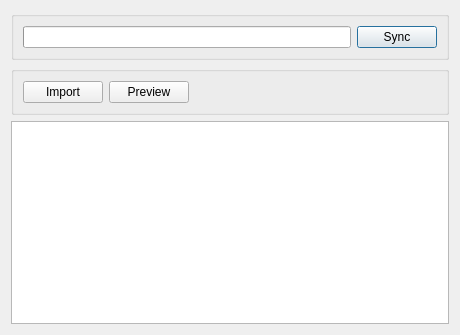
Qt form webconnection.ui (nournia/ketabkhaane) before a commit.
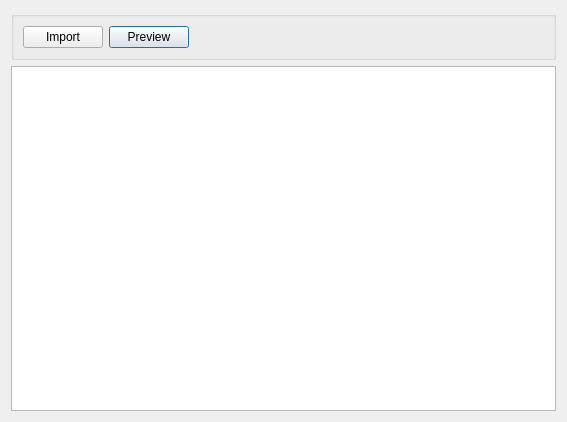
The same form after that commit. Icons and pictures are not drawn.

Commit message: put sync controls in statusbar

```diff
--- a/webconnection.ui
+++ b/webconnection.ui
@@ -6,43 +6,14 @@
    <rect>
     <x>0</x>
     <y>0</y>
-    <width>460</width>
-    <height>335</height>
+    <width>567</width>
+    <height>422</height>
    </rect>
   </property>
   <property name="layoutDirection">
    <enum>Qt::RightToLeft</enum>
   </property>
   <layout class="QVBoxLayout" name="verticalLayout">
-   <item>
-    <widget class="QGroupBox" name="groupBox">
-     <property name="title">
-      <string/>
-     </property>
-     <layout class="QHBoxLayout" name="horizontalLayout">
-      <item>
-       <widget class="QPushButton" name="bSync">
-        <property name="text">
-         <string>Sync</string>
-        </property>
-       </widget>
-      </item>
-      <item>
-       <widget class="QProgressBar" name="pSync">
-        <property name="layoutDirection">
-         <enum>Qt::LeftToRight</enum>
-        </property>
-        <property name="value">
-         <number>0</number>
-        </property>
-        <property name="textVisible">
-         <bool>false</bool>
-        </property>
-       </widget>
-      </item>
-     </layout>
-    </widget>
-   </item>
    <item>
     <widget class="QGroupBox" name="groupBox_2">
      <property name="title">
```
Left out of the diff: 12 changed lines with no effect on the pictures. The commit also changes 11 other files.
